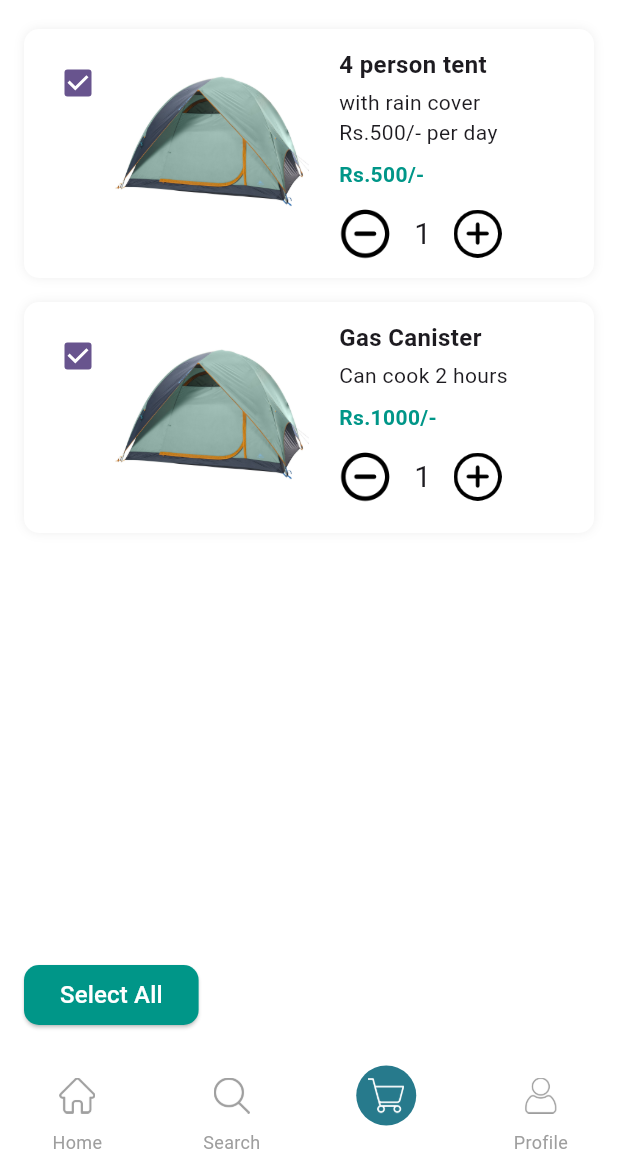
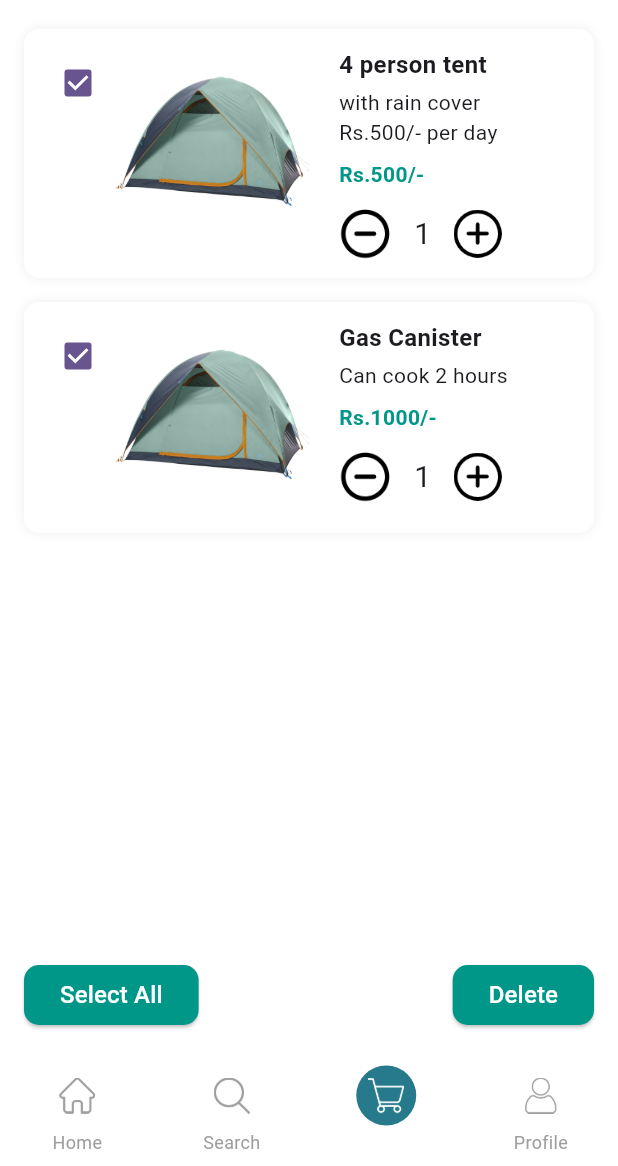
Before and after one commit to Chanukaisuru/CampKit, a Flutter app: the MyCartPage screen opened directly, on a phone screen of 412 x 824 dp, the part 70-1236 px from its top. Run offline on Flutter 3.47's test engine with Material 3 defaults, Android fonts, the phone set to English and light mode, and no system bars.

Commit message:
add delete button

```diff
--- a/lib/cart/cart_page.dart
+++ b/lib/cart/cart_page.dart
@@ -117,6 +117,22 @@ class _MyCartPageState extends State<MyCartPage> {
                     ),
 
                     child: Text('Select All',
+                      style: TextStyle(
+                        color: Colors.white,
+                        fontSize: 16,
+                      ),
+                    ),
+                  ),
+
+                    ElevatedButton(
+                    onPressed: () {},
+                    style: ElevatedButton.styleFrom(
+                      backgroundColor: Colors.teal,
+                      shape: RoundedRectangleBorder(
+                        borderRadius: BorderRadius.circular(10),
+                      ),
+                    ),
+                    child: Text('Delete',
                       style: TextStyle(
                         color: Colors.white,
                         fontSize: 16,
```
